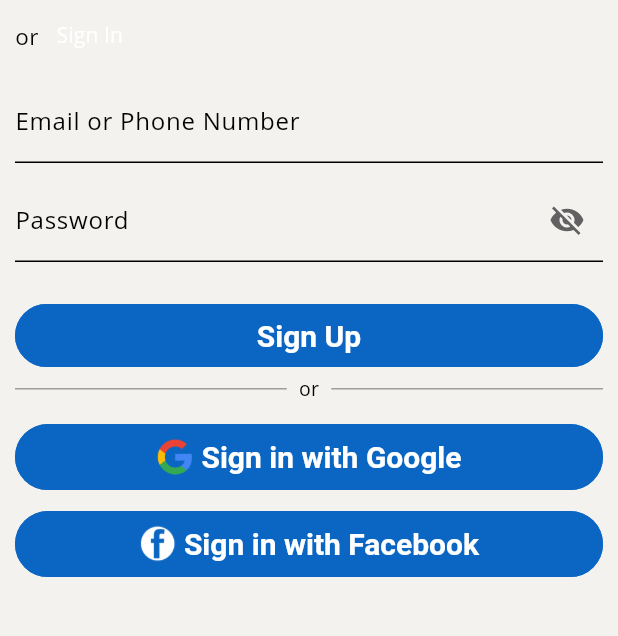
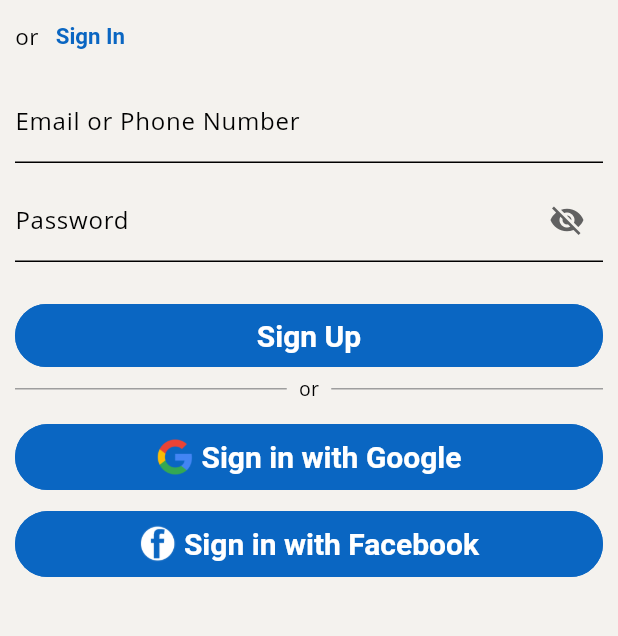
Before and after one commit to LinkUp-SW/Cross, a Flutter app: the screen it shows after launch, after a tap on "Join LinkUp", on a phone screen of 412 x 824 dp, the part 230-866 px from its top. Run offline on Flutter 3.47's test engine with Material 3 defaults, Android fonts, the phone set to English and light mode, and no system bars; our stand-ins replace dropdown_search, flutter_riverpod, flutter_screenutil, flutter_secure_storage, go_router, image_picker and 5 more; missing offline and left inert: any_link_preview, flutter_cached_pdfview; network calls fail; Roboto replaces fonts that are missing (Open Sans).

Commit message:
Modifications: Removed Bug due to Merging

```diff
--- a/lib/shared/themes/button_styles.dart
+++ b/lib/shared/themes/button_styles.dart
@@ -78,31 +78,6 @@ class LinkUpButtonStyles {
     );
   }
 
-    return ButtonStyle(
-      elevation: WidgetStateProperty.all(elevation),
-      padding: WidgetStateProperty.all(padding),
-      textStyle: WidgetStateProperty.all(textStyle),
-      foregroundColor: WidgetStateProperty.all(AppColors.lightBlue),
-    );
-  }
-
-  ButtonStyle darkTextButtonStyle({
-    double elevation = 0.0,
-    EdgeInsets? padding,
-    BorderRadius? borderRadius,
-    TextStyle? textStyle,
-  }) {
-    padding ??= EdgeInsets.symmetric(horizontal: 10.w, vertical: 8.h);
-    borderRadius ??= BorderRadius.all(Radius.circular(20.r));
-    textStyle ??= TextStyles.font13_700Weight;
-
-    return ButtonStyle(
-      elevation: WidgetStateProperty.all(elevation),
-      padding: WidgetStateProperty.all(padding),
-      textStyle: WidgetStateProperty.all(textStyle),
-      foregroundColor: WidgetStateProperty.all(AppColors.darkBlue),
-    );
-  }
   ButtonStyle profileOpenToLight({
     double elevation = 0.0,
     EdgeInsets? padding,
```
